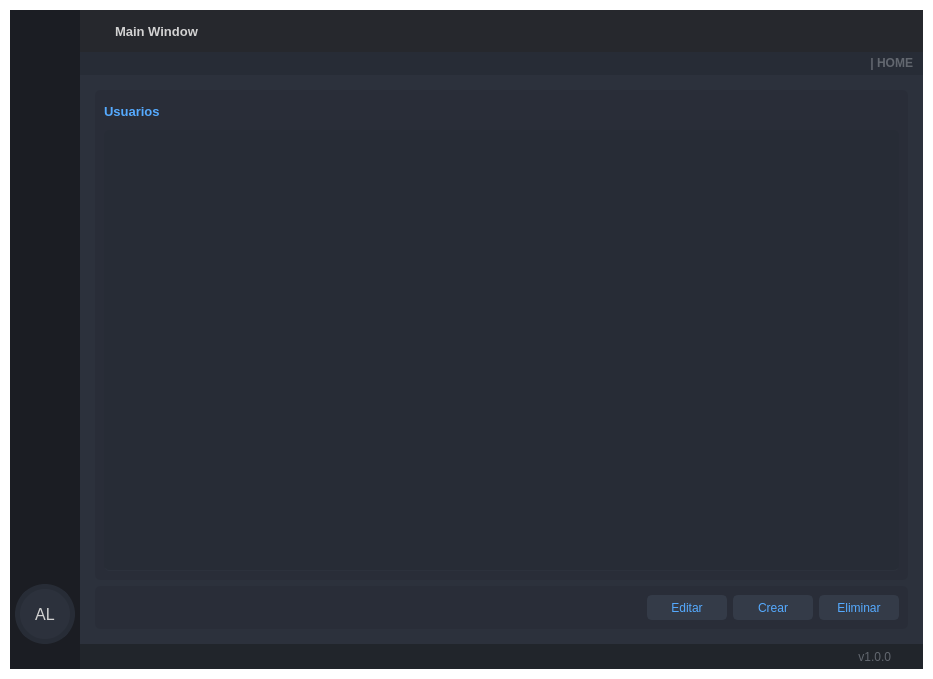
dariolggomez/HEATS-BOARD, file visuals/GUI_BASE.ui: the form before one commit.
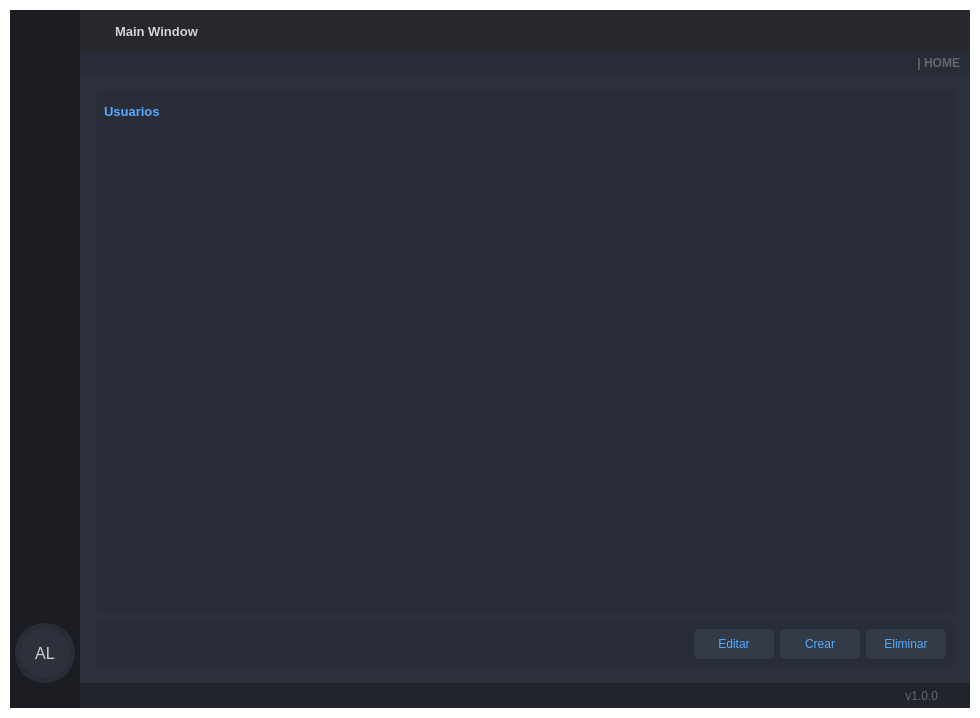
The form after the commit. Icons and pictures are not drawn.

Commit message: increased size user view buttons

Diff of the .ui file:
```diff
--- a/visuals/GUI_BASE.ui
+++ b/visuals/GUI_BASE.ui
@@ -7,8 +7,8 @@
    <rect>
     <x>0</x>
     <y>0</y>
-    <width>933</width>
-    <height>679</height>
+    <width>980</width>
+    <height>718</height>
    </rect>
   </property>
   <property name="minimumSize">
@@ -2122,9 +2122,14 @@
                             <property name="minimumSize">
                              <size>
                               <width>80</width>
-                              <height>25</height>
+                              <height>30</height>
                              </size>
                             </property>
+                            <property name="font">
+                             <font>
+                              <pointsize>9</pointsize>
+                             </font>
+                            </property>
                             <property name="styleSheet">
                              <string notr="true">QPushButton {
 	border: 2px solid rgb(52, 59, 72);
@@ -2150,9 +2155,14 @@
                             <property name="minimumSize">
                              <size>
                               <width>80</width>
-                              <height>25</height>
+                              <height>30</height>
                              </size>
                             </property>
+                            <property name="font">
+                             <font>
+                              <pointsize>9</pointsize>
+                             </font>
+                            </property>
                             <property name="styleSheet">
                              <string notr="true">QPushButton {
 	border: 2px solid rgb(52, 59, 72);
@@ -2181,9 +2191,14 @@
                             <property name="minimumSize">
                              <size>
                               <width>80</width>
-                              <height>25</height>
+                              <height>30</height>
                              </size>
                             </property>
+                            <property name="font">
+                             <font>
+                              <pointsize>9</pointsize>
+                             </font>
+                            </property>
                             <property name="styleSheet">
                              <string notr="true">QPushButton {
 	border: 2px solid rgb(52, 59, 72);
```
Left out of the diff: 2 changed lines with no effect on the pictures. The commit also changes 1 other file.
